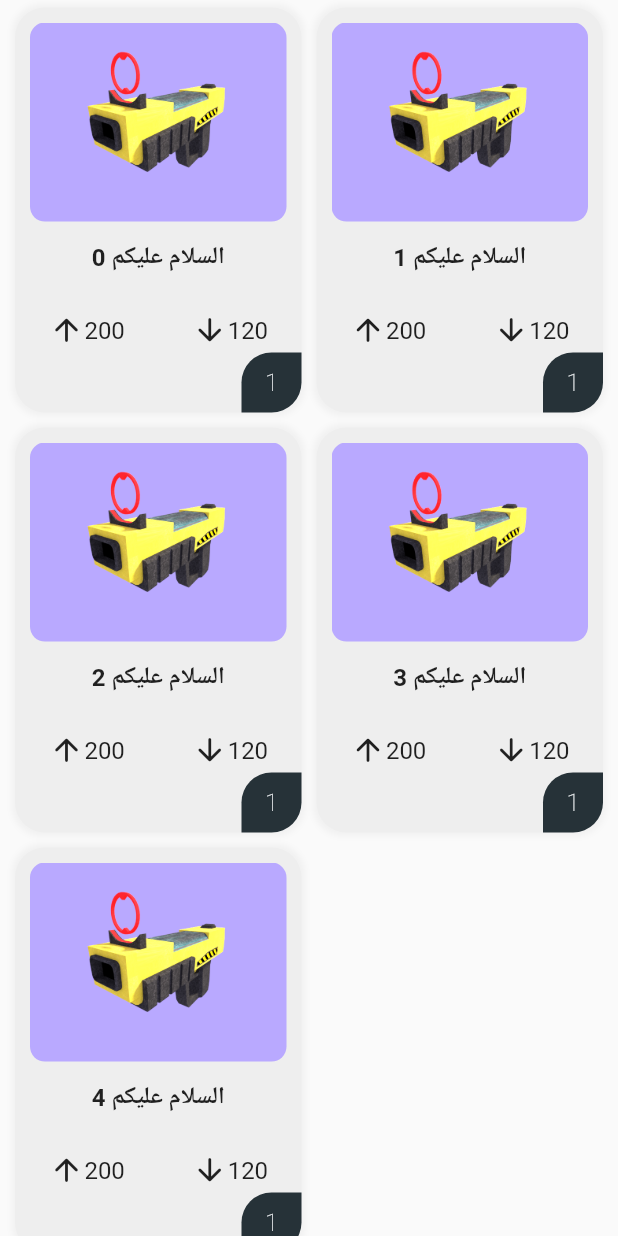
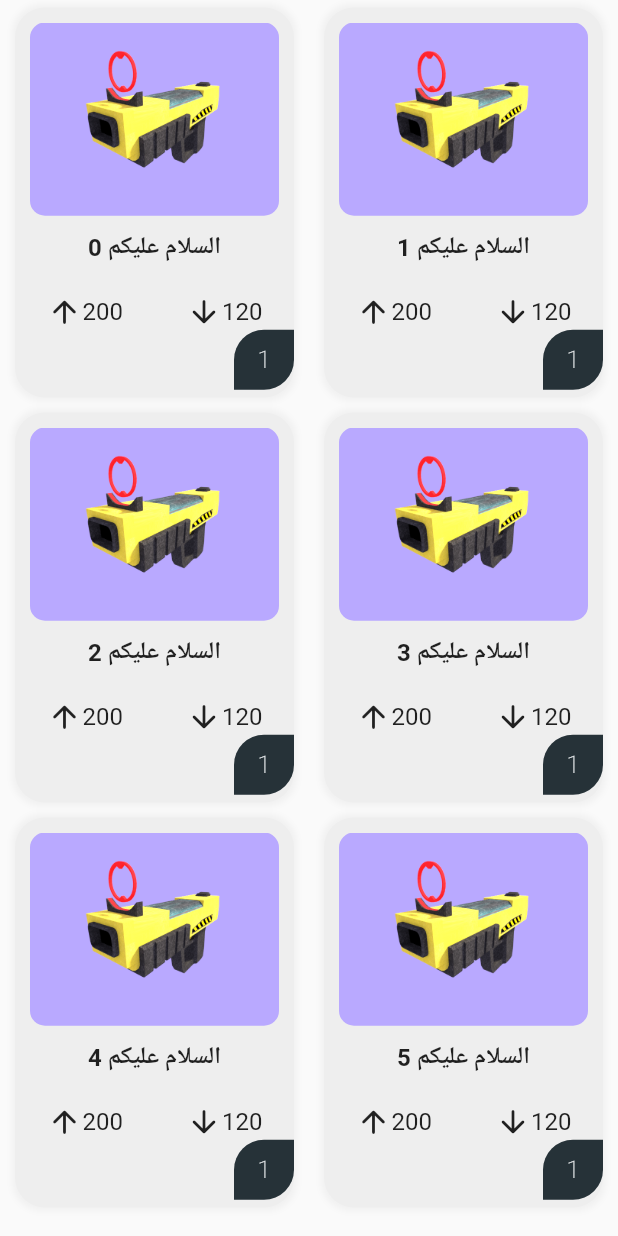
Before and after one commit to Dangere/Receipt, a Flutter app: the StockPage widget shown alone on an empty page, opened directly, on a phone screen of 412 x 824 dp. Run offline on Flutter 3.47's test engine with Material 2 defaults, Android fonts, the light colour scheme and no system bars; our stand-ins replace flutter_riverpod, google_fonts.

Commit message:
fixed some syntax and upgraded the grid view

```diff
--- a/lib/components/item_panel.dart
+++ b/lib/components/item_panel.dart
@@ -3,15 +3,15 @@ import 'package:flutter/material.dart';
 import '../models.dart';
 
 class ItemPanel extends StatelessWidget {
-  const ItemPanel({super.key, required this.item, required this.displayQuantity});
+  const ItemPanel(
+      {super.key, required this.item, required this.displayQuantity});
 
   final Item item;
   final bool displayQuantity;
 
   @override
   Widget build(BuildContext context) {
-    return Center(
-      child: Container(
+    return Container(
       decoration: BoxDecoration(
         color: Colors.grey[200],
         borderRadius: BorderRadius.circular(20),
@@ -24,12 +24,14 @@ class ItemPanel extends StatelessWidget {
         ],
       ),
       child: Column(
-          mainAxisAlignment: MainAxisAlignment.spaceBetween,
+        // mainAxisSize: MainAxisSize.max,
+        // mainAxisAlignment: MainAxisAlignment.spaceBetween,
         children: [
           Padding(
             padding: const EdgeInsets.all(10.0),
             child: ClipRRect(
-                  borderRadius: BorderRadius.circular(10), child: Image.asset(item.photoPath)),
+                borderRadius: BorderRadius.circular(10),
+                child: Image.asset(item.photoPath)),
           ),
           Text(item.name,
               style: const TextStyle(fontWeight: FontWeight.bold, fontSize: 16),
@@ -40,47 +42,45 @@ class ItemPanel extends StatelessWidget {
           Row(
             mainAxisAlignment: MainAxisAlignment.spaceAround,
             children: [
-                IconText(icon: Icons.arrow_upward_rounded, string: item.sellingPrice.toString()),
-                IconText(icon: Icons.arrow_downward_rounded, string: item.broughtPrice.toString()),
+              IconText(
+                  icon: Icons.arrow_upward_rounded,
+                  string: item.sellingPrice.toString()),
+              IconText(
+                  icon: Icons.arrow_downward_rounded,
+                  string: item.broughtPrice.toString()),
             ],
           ),
           Row(
             mainAxisAlignment: MainAxisAlignment.end,
             children: [
               Container(
+                height: 40,
+                width: 40,
                 decoration: BoxDecoration(
                   color: Colors.blueGrey.shade900,
                   borderRadius: const BorderRadius.only(
-                          topLeft: Radius.circular(20), bottomRight: Radius.circular(20)),
+                    topLeft: Radius.circular(20),
+                    bottomRight: Radius.circular(20),
                   ),
-                    child: SizedBox(
-                      height: 40,
-                      width: 40,
-                      child: Column(
-                        crossAxisAlignment: CrossAxisAlignment.center,
-                        mainAxisAlignment: MainAxisAlignment.center,
-                        children: <Widget>[
-                          if (displayQuantity) ...[
-                            Text(
+                ),
+                child: displayQuantity
+                    ? Center(
+                        child: Text(
                           item.quantity.toString(),
                           style: TextStyle(
                               color: Colors.blueGrey[50],
                               fontWeight: FontWeight.w200,
                               fontSize: 16),
                         ),
-                          ] else ...[
-                            Icon(
+                      )
+                    : Icon(
                         Icons.insert_drive_file_outlined,
                         color: Colors.blueGrey[50],
-                            )
-                          ]
+                      ),
+              ),
             ],
           ),
-                    ))
         ],
-            )
-          ],
-        ),
       ),
     );
   }
--- a/lib/main.dart
+++ b/lib/main.dart
@@ -20,14 +20,16 @@ class MyApp extends ConsumerWidget {
   Widget build(BuildContext context, WidgetRef ref) {
     final PageController pageController = PageController(initialPage: 0);
 
-    final bool onSplashScreen = ref.watch(onSplashScreenProvider); //refreshes once
+    final bool onSplashScreen =
+        ref.watch(onSplashScreenProvider); //refreshes once
     // final bool isSlideUpPanelOpen = ref.watch(isSlideUpPanelOpenProvider);
     final SelectedLanguage selectedLang = ref.watch(selectedLanguageProvider);
 
     final List<Widget> pages = [
-      Stack(
-        children: [const StockPage(), if (onSplashScreen) const SplashScreen()],
-      ),
+      // Stack(
+      //   children: [const StockPage(), if (onSplashScreen) const SplashScreen()],
+      // ),
+      onSplashScreen ? const SplashScreen() : const StockPage(),
       const ReceiptsPage()
     ];
 
@@ -56,7 +58,8 @@ class MyApp extends ConsumerWidget {
         primarySwatch: mainColors,
         appBarTheme: const AppBarTheme(
           color: Colors.blue,
-          systemOverlayStyle: SystemUiOverlayStyle(statusBarColor: Colors.blue), // 2
+          systemOverlayStyle:
+              SystemUiOverlayStyle(statusBarColor: Colors.blue), // 2
         ),
       ),
       debugShowCheckedModeBanner: false,
@@ -68,7 +71,10 @@ class MyApp extends ConsumerWidget {
               if (!onSplashScreen) Header(pageController: pageController),
               Expanded(
                 child: PageView(
-                  onPageChanged: (value) => ref.read(pageIndexProvider.notifier).state = value,
+                  onPageChanged: (value) => ref
+                      .read(pageIndexProvider.notifier)
+                      .update((state) => value),
+                  //instead of using .state = value. I used update((state) => value)
                   controller: pageController,
                   children: pages,
                 ),
@@ -76,7 +82,8 @@ class MyApp extends ConsumerWidget {
             ],
           ),
           drawerEnableOpenDragGesture: false,
-          drawer: SideDrawer(selectedLang: selectedLang, pageController: pageController),
+          drawer: SideDrawer(
+              selectedLang: selectedLang, pageController: pageController),
           // floatingActionButton: Visibility(
           //     visible: !onSplashScreen,
           //     child: OpenPanelButton(slideUpPanelIsOpen: isSlideUpPanelOpen)),
@@ -111,10 +118,14 @@ class SideDrawer extends ConsumerWidget {
           Builder(builder: (context) {
             return ListTile(
               leading: const Icon(Icons.data_array_rounded),
-              title: Text(selectedLang == SelectedLanguage.arabic ? 'سجل البضاعة' : 'Items record'),
+              title: Text(selectedLang == SelectedLanguage.arabic
+                  ? 'سجل البضاعة'
+                  : 'Items record'),
               onTap: () {
                 Navigator.push(
-                    context, MaterialPageRoute(builder: (context) => const RecordPage()));
+                    context,
+                    MaterialPageRoute(
+                        builder: (context) => const RecordPage()));
                 Scaffold.of(context).closeDrawer();
               },
             );
@@ -122,8 +133,9 @@ class SideDrawer extends ConsumerWidget {
           Builder(builder: (context) {
             return ListTile(
               leading: const Icon(Icons.add_to_home_screen_rounded),
-              title:
-                  Text(selectedLang == SelectedLanguage.arabic ? 'شاشة البداية' : 'Splash Screen'),
+              title: Text(selectedLang == SelectedLanguage.arabic
+                  ? 'شاشة البداية'
+                  : 'Splash Screen'),
               onTap: () {
                 ref.read(onSplashScreenProvider.notifier).state = true;
                 pageController.jumpToPage(0);
@@ -155,7 +167,8 @@ class OpenPanelButton extends StatelessWidget {
           int pageIndex = ref.watch(pageIndexProvider);
 
           return Container(
-            padding: const EdgeInsets.all(12) + const EdgeInsets.symmetric(horizontal: 12),
+            padding: const EdgeInsets.all(12) +
+                const EdgeInsets.symmetric(horizontal: 12),
             decoration: BoxDecoration(
               color: const Color.fromARGB(255, 20, 16, 26),
               borderRadius: BorderRadius.circular(12),
@@ -196,7 +209,8 @@ class UserDrawer extends StatelessWidget {
         SizedBox(
             height: 80,
             width: 80,
-            child: ClipOval(child: Image.asset("assets/images/PortraitPlaceholder.jpg"))),
+            child: ClipOval(
+                child: Image.asset("assets/images/PortraitPlaceholder.jpg"))),
 
         const SizedBox(
           height: 10,
--- a/lib/pages/stock_page.dart
+++ b/lib/pages/stock_page.dart
@@ -1,6 +1,7 @@
 // import 'dart:js_interop';
 
 import 'package:flutter/material.dart';
+import 'package:flutter_staggered_grid_view/flutter_staggered_grid_view.dart';
 // import 'package:sliding_up_panel/sliding_up_panel.dart';
 
 import '../components/item_panel.dart';
@@ -14,13 +15,14 @@ class StockPage extends StatefulWidget {
   State<StockPage> createState() => _StockPageState();
 }
 
-class _StockPageState extends State<StockPage> with AutomaticKeepAliveClientMixin {
+class _StockPageState extends State<StockPage>
+    with AutomaticKeepAliveClientMixin {
   @override
   Widget build(BuildContext context) {
     super.build(context);
 
     List<Item> itemList = List.generate(
-        5,
+        6,
         (index) => Item(
             name: "السلام عليكم $index",
             id: 2000,
@@ -29,15 +31,62 @@ class _StockPageState extends State<StockPage> with AutomaticKeepAliveClientMixi
             quantity: 1,
             photoPath: "assets/images/8.PNG"));
 
-    return ListView.builder(
-      itemCount: (itemList.length / 2).round(),
-      itemBuilder: (BuildContext context, int index) {
+    // return ListView.builder(
+    //   itemCount: (itemList.length / 2).round(),
+    //   itemBuilder: (BuildContext context, int index) {
+    //     return TesttingItem(
+    //       itemList: itemList,
+    //       index: index,
+    //     );
+    //   },
+    // );
+
+    // return GridView.builder(
+    //     itemCount: itemList.length,
+    //     gridDelegate: const SliverGridDelegateWithFixedCrossAxisCount(
+    //         crossAxisCount: 2, childAspectRatio: 1 / 2),
+    //     scrollDirection: Axis.vertical,
+    //     itemBuilder: (context, index) =>
+    //         // ItemWidget(itemList: itemList, index: index),
+    //         // ItemWidget(itemList: itemList, index: index));
+    //         Padding(
+    //           padding: const EdgeInsets.all(8.0),
+    //           child: Container(
+    //             height: 10,
+    //             width: 10,
+    //             color: Colors.red,
+    //           ),
+    //         ));
+// using staggeredgridview package
+    return AlignedGridView.count(
+      itemCount: itemList.length,
+      crossAxisCount: 2,
+      itemBuilder: (context, index) => SizedBox(
+        height: 270,
+        child: ItemWidget(itemList: itemList, index: index),
+      ),
+    );
+  }
+
+  @override
+  bool get wantKeepAlive => true;
+}
+
+class TesttingItem extends StatelessWidget {
+  const TesttingItem({super.key, required this.itemList, required this.index});
+
+  final List<Item> itemList;
+  final int index;
+
+  @override
+  Widget build(BuildContext context) {
     return Padding(
       padding: const EdgeInsets.symmetric(horizontal: 10.0) +
           const EdgeInsets.symmetric(vertical: 5),
       child: SizedBox(
         height: 270,
-            child: Row(children: [
+        child: Row(
+          children: [
             Expanded(
               child: ItemPanel(
                 item: itemList[(index * 2)],
@@ -53,15 +102,35 @@ class _StockPageState extends State<StockPage> with AutomaticKeepAliveClientMixi
                         item: itemList[(index * 2) + 1],
                         displayQuantity: true,
                       )
-                    : Container(),
-              )
-            ]),
+                    : Container(
+                        color: Colors.red,
+                      ))
+          ],
+        ),
       ),
     );
-      },
+  }
+}
+
+class ItemWidget extends StatelessWidget {
+  const ItemWidget({
+    super.key,
+    required this.itemList,
+    required this.index,
+  });
+
+  final List<Item> itemList;
+  final int index;
+
+  @override
+  Widget build(BuildContext context) {
+    return Padding(
+      padding: const EdgeInsets.symmetric(horizontal: 10.0, vertical: 5),
+      //EdgeInsets.symmetric(horizontal: 10.0) + EdgeInsets.symmetric(vertical: 5)
+      child: ItemPanel(
+        item: itemList[index],
+        displayQuantity: true,
+      ),
     );
   }
-
-  @override
-  bool get wantKeepAlive => true;
 }
--- a/pubspec.yaml
+++ b/pubspec.yaml
@@ -39,6 +39,7 @@ dependencies:
   flutter_riverpod: ^2.3.6
   google_nav_bar: ^5.0.6
   google_fonts: ^5.1.0
+  flutter_staggered_grid_view: ^0.7.0
 
 
 
```
Also changed, not shown: pubspec.lock. Lines whose indentation alone changed are shown as unchanged.
